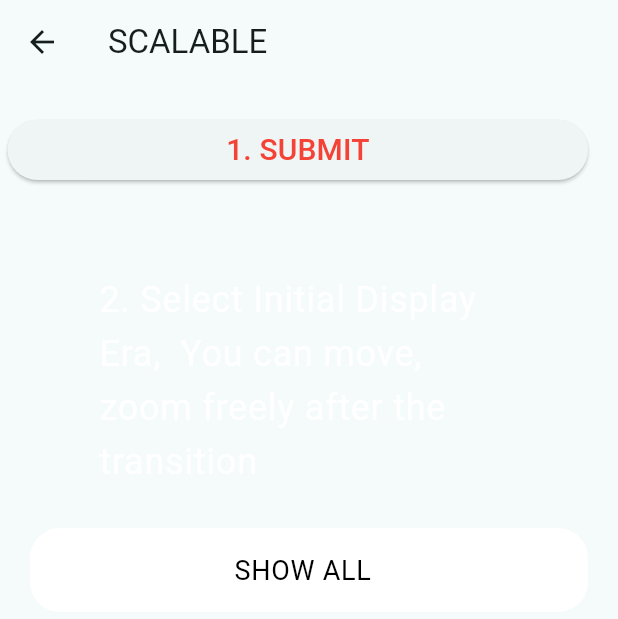
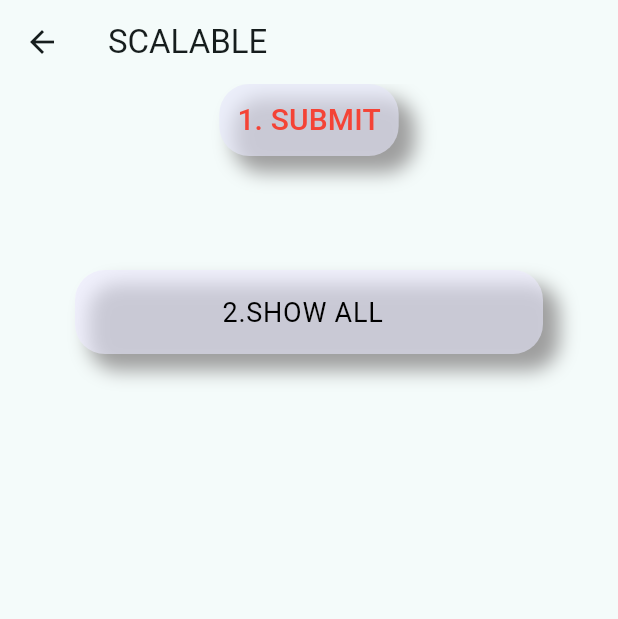
Before and after one commit to dongri727/chronomap-mobile, a Flutter app: the Scalable screen opened directly, on a phone screen of 412 x 824 dp. Shown: the top 619 px of the screen. Run offline on Flutter 3.47's test engine with Material 3 defaults, Android fonts, the phone set to English and light mode, and no system bars; missing offline and left inert: acorn_client, serverpod_flutter.

Commit message:
scalable編集

```diff
--- a/lib/timeline/menu_section.dart
+++ b/lib/timeline/menu_section.dart
@@ -1,4 +1,5 @@
 import 'package:flutter/material.dart';
+import '../utils/shadowed_container.dart';
 import 'pont_data.dart';
 
 typedef NavigateTo = Function(MenuItemData item, BuildContext context);
@@ -36,7 +37,8 @@ class MenuSection extends StatelessWidget {
         child: Column(
           children: menuOptions.map<Widget>((item) {
             return Padding(
-              padding: const EdgeInsets.fromLTRB(20,8,20,8),
+              padding: const EdgeInsets.fromLTRB(50, 0, 50, 0),
+              child: ShadowedContainer(
                 child: ListTile(
                   tileColor: backgroundColor,
                   shape: const RoundedRectangleBorder(
@@ -52,6 +54,7 @@ class MenuSection extends StatelessWidget {
                   ),
                   onTap: () => navigateTo(item, context),
                 ),
+              ),
             );
           }).toList(),
         ),
--- a/lib/timeline/pont_data.dart
+++ b/lib/timeline/pont_data.dart
@@ -43,13 +43,13 @@ class MenuData {
     List<MenuSectionData> menu = [];
     MenuSectionData menuSection = MenuSectionData();
 
-    menuSection.label = "2. Select Initial Display Era,  You can move, zoom freely after the transition";
+    menuSection.label = " ";
     //menuSection.backgroundColor = const Color(0xFF2f4f4f); // Adjusted the color format
     //menuSection.textColor = const Color(0xFF9acd32); // Adjusted the color format
 
     // Items
     List<MenuItemData> items = [
-      MenuItemData()..label = "SHOW ALL"..start = -5100000000000..end = 800000,
+      MenuItemData()..label = "2.SHOW ALL"..start = -5100000000000..end = 800000,
 /*      MenuItemData()..label = "Billion Years Ago"..start = -5100000000000..end = -366000000000,
       MenuItemData()..label = "Million Years Ago"..start = -366000000000..end = -366000000,
       MenuItemData()..label = "Thousand Years Ago"..start = -366000000..end = -366000,
--- a/lib/timeline/scalable.dart
+++ b/lib/timeline/scalable.dart
@@ -1,7 +1,10 @@
 import "package:acorn_client/acorn_client.dart";
 import "package:chronomap_mobile/search_page.dart";
+import "package:flutter/cupertino.dart";
 import "package:flutter/material.dart";
+import "package:flutter/widgets.dart";
 import "../utils/confirm_text.dart";
+import "../utils/shadowed_container.dart";
 import 'bloc_provider.dart';
 import 'pont_data.dart';
 import "menu_section.dart";
@@ -90,23 +93,10 @@ class ScalableState extends State<Scalable> {
           child: Column(
               crossAxisAlignment: CrossAxisAlignment.start,
               children: <Widget>[
-                Row(
-                  children: [
-/*                    Expanded(
-                      flex: 5,
-                      child: Padding(
-                          padding: const EdgeInsets.fromLTRB(20, 20, 5, 20),
-                          child: ConfirmText(
-                            confirmText: displayText,
-                            confirmColor: Colors.black,
-                          )
-                      ),
-                    ),*/
-                    Expanded(
-                      //flex: 2,
-                      child: Padding(
-                        padding: const EdgeInsets.fromLTRB(5, 20, 20, 20),
-                        child: ElevatedButton(
+                Align(
+                  alignment: Alignment.bottomCenter,
+                  child: ShadowedContainer(
+                    child: TextButton(
                         child: const Text(
                           "1. SUBMIT",
                           style: TextStyle(
@@ -120,21 +110,17 @@ class ScalableState extends State<Scalable> {
                     ),
                   ),
                 ),
-                  ],
-                ),
                 ..._menu.sections
                     .map<Widget>(
                         (MenuSectionData section) => Builder(builder: (context) {
-                      return Container(
-                          margin: const EdgeInsets.only(top: 20.0),
-                          child: MenuSection(
+                      return MenuSection(
                         section.label,
                         section.backgroundColor,
                         section.textColor,
                         section.items,
                             (item, context) =>
                             navigateToTimeline(item, context),
-                          ));
+                      );
                     }))
                     //.toList(growable: false)
               ]),
--- /dev/null
+++ b/lib/utils/shadowed_container.dart
@@ -0,0 +1,29 @@
+import 'package:flutter/material.dart';
+
+class ShadowedContainer extends StatelessWidget {
+  final Widget child;
+
+  const ShadowedContainer({
+    super.key,
+    required this.child,
+  });
+
+  @override
+  Widget build(BuildContext context) {
+    return Container(
+      decoration: BoxDecoration(
+          color: const Color(0x99e6e6fa),
+          borderRadius: BorderRadius.circular(20.0),
+          boxShadow: const [
+            BoxShadow(
+              color: Colors.grey,
+              spreadRadius: 1.0,
+              blurRadius: 10.0,
+              offset: Offset(10, 10),
+            )
+          ]
+      ),
+      child: child,
+    );
+  }
+}
```
Lines whose indentation alone changed are shown as unchanged.
